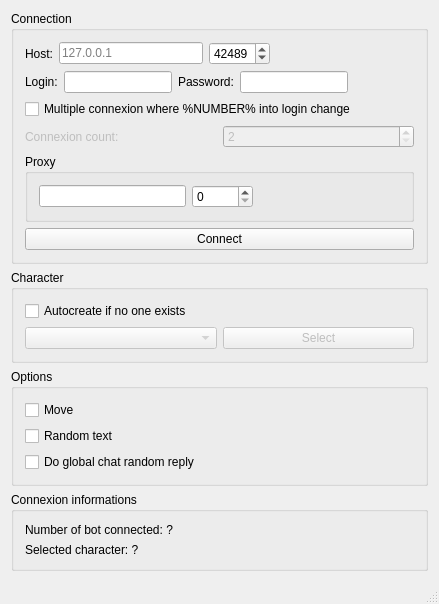
alphaonex86/CatchChallenger, file tools/bot-connection/MainWindow.ui: the form before one commit.
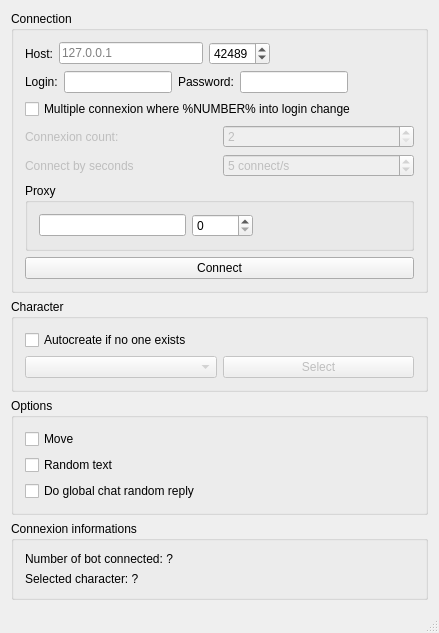
The form after the commit.

The edit to the form file:
```diff
--- a/tools/bot-connection/MainWindow.ui
+++ b/tools/bot-connection/MainWindow.ui
@@ -7,7 +7,7 @@
     <x>0</x>
     <y>0</y>
     <width>439</width>
-    <height>530</height>
+    <height>560</height>
    </rect>
   </property>
   <property name="windowTitle">
@@ -137,6 +137,39 @@
          </item>
         </layout>
        </item>
+       <item>
+        <layout class="QHBoxLayout" name="horizontalLayout_6">
+         <item>
+          <widget class="QLabel" name="label_connectBySeconds">
+           <property name="enabled">
+            <bool>false</bool>
+           </property>
+           <property name="text">
+            <string>Connect by seconds</string>
+           </property>
+          </widget>
+         </item>
+         <item>
+          <widget class="QSpinBox" name="connectBySeconds">
+           <property name="enabled">
+            <bool>false</bool>
+           </property>
+           <property name="suffix">
+            <string> connect/s</string>
+           </property>
+           <property name="minimum">
+            <number>1</number>
+           </property>
+           <property name="maximum">
+            <number>20</number>
+           </property>
+           <property name="value">
+            <number>5</number>
+           </property>
+          </widget>
+         </item>
+        </layout>
+       </item>
        <item>
         <widget class="QGroupBox" name="groupBox_2">
          <property name="title">
```
Left out of the diff: 32 changed lines with no effect on the pictures.
